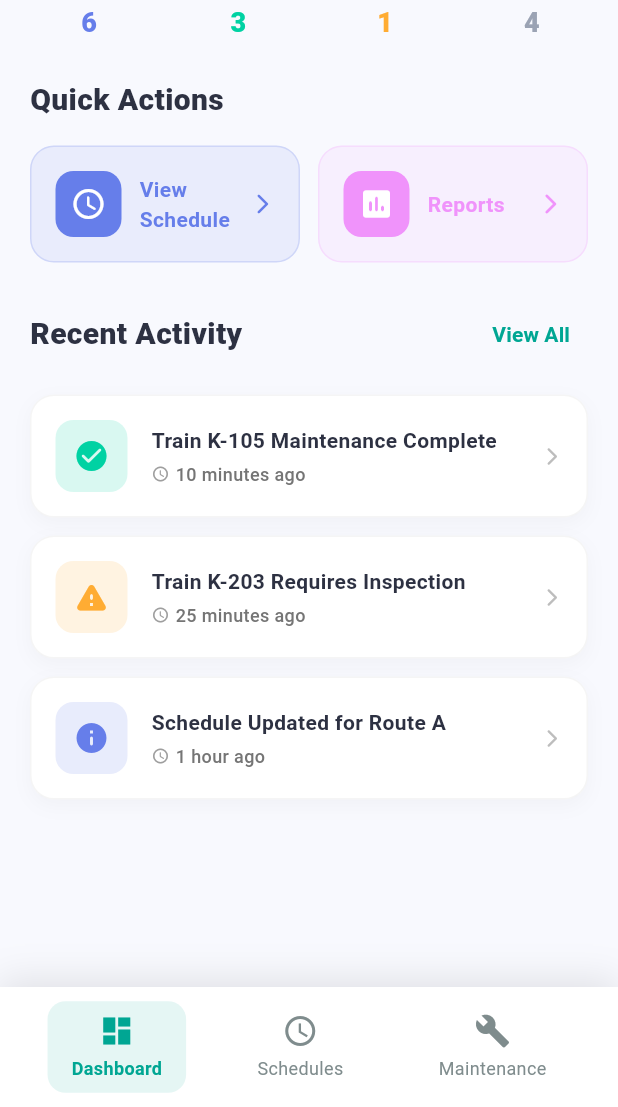
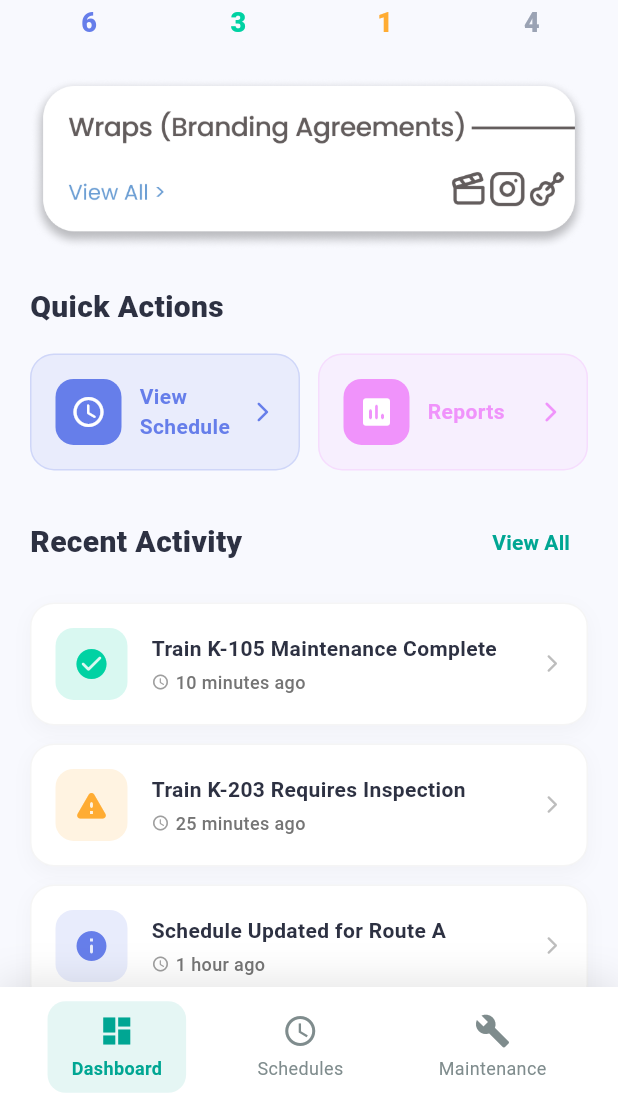
Before and after one commit to Akshit2807/kochi_metro_supervisor, a Flutter app: the DashboardPage screen opened by its route, scrolled down 576 dp, on a phone screen of 412 x 824 dp, the part 129-1236 px from its top. Run offline on Flutter 3.47's test engine with Material 3 defaults, Android fonts, the light colour scheme and no system bars; our stand-ins replace dio, get, shared_preferences, video_player; accounts and stored records are empty; network calls fail.

Commit message:
Refactor: Update Maintenance details and add SSL image to Dashboard
This commit updates the `MaintenanceController` to always display the 'Original Data' section in the maintenance details view, regardless of whether `train.originalData` is null. It also adds an SSL image to the `DashboardPage`.

- **`lib/presentation/controllers/maintenance_controller.dart`**: Removed the conditional check `if (train.originalData != null)` for displaying the 'Original Data' section in the `_showMaintenanceDetailsDialog` method.
- **`lib/presentation/pages/dashboard/dashboard_page.dart`**: Added an `Image.asset` widget to display "assets/ssl.png" within the main content scroll view.

```diff
--- a/lib/presentation/controllers/maintenance_controller.dart
+++ b/lib/presentation/controllers/maintenance_controller.dart
@@ -247,7 +247,7 @@ class MaintenanceController extends GetxController {
               const SizedBox(height: 10),
 
               // Original Data Section (if available)
-              if (train.originalData != null) ...[
+              ...[
                 Text(
                   'Original Data',
                   style: Get.textTheme.titleMedium?.copyWith(
--- a/lib/presentation/pages/dashboard/dashboard_page.dart
+++ b/lib/presentation/pages/dashboard/dashboard_page.dart
@@ -85,6 +85,11 @@ class DashboardPage extends GetView<DashboardController> {
 
                             const SizedBox(height: 24),
 
+                            Image.asset(
+                              "assets/ssl.png",
+                              fit: BoxFit.fitWidth,
+                            ),
+                            const SizedBox(height: 24),
                             // Quick Actions Section
                             _QuickActionsSection(),
 
```
